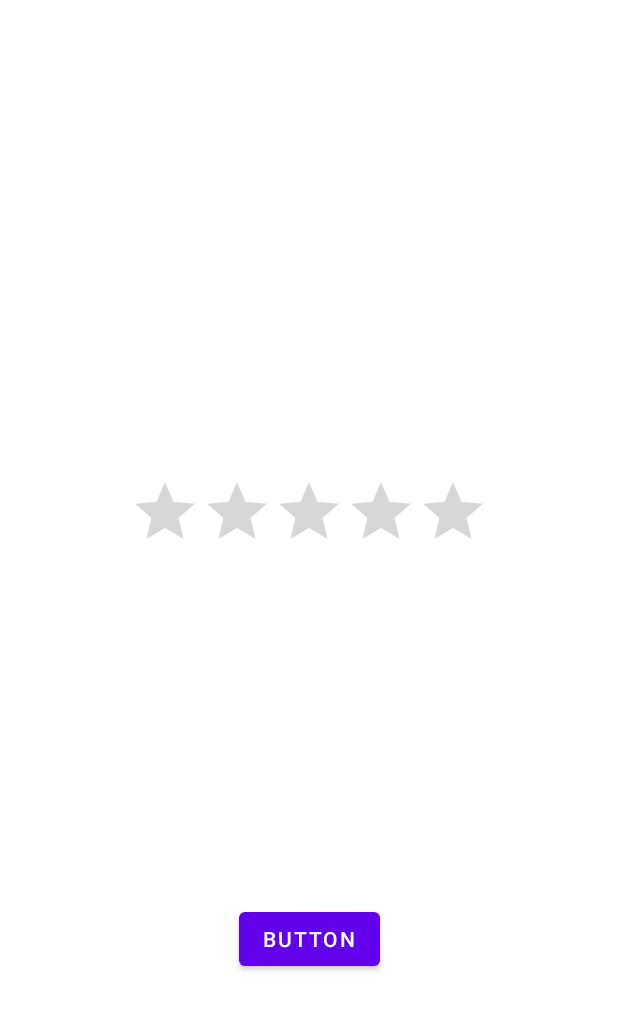
After one commit to CaneLepus/Carpoolers, an Android app: the layout activity_rating.xml on its own in the app's theme, with its tools: preview values and no code run, on a phone screen of 412 x 824 dp. The commit adds this screen. Shown: the top 1010 px of the screen. Run offline under Robolectric (Android 15) with nearby library versions, the phone set to English and light mode, and no system bars.

Commit message:
Added RatingActivity

```diff
--- a/app/src/main/AndroidManifest.xml
+++ b/app/src/main/AndroidManifest.xml
@@ -15,6 +15,7 @@
         <activity android:name=".SwipeFunction.SwipeActivity"/>
         <activity android:name=".SwipeFunction.TemporaryProfileActivity"/>
         <activity android:name=".LoginActivity"></activity>
+        <activity android:name=".RatingActivity"></activity>
 
         <activity android:name=".RegisterActivity" />
         <activity android:name=".MainActivity">
--- a/app/src/main/res/layout/activity_main.xml
+++ b/app/src/main/res/layout/activity_main.xml
@@ -25,10 +25,10 @@
         app:layout_constraintStart_toStartOf="parent" />
 
     <Button
-        android:id="@+id/notificationPageButton"
+        android:id="@+id/ratingButton"
         android:layout_width="wrap_content"
         android:layout_height="wrap_content"
-        android:text="UNUSED"
+        android:text="Rating bar TEST"
         app:layout_constraintBottom_toTopOf="@+id/loginActivityButton"
         app:layout_constraintEnd_toEndOf="parent"
         app:layout_constraintStart_toStartOf="parent" />
@@ -38,7 +38,7 @@
         android:layout_width="wrap_content"
         android:layout_height="wrap_content"
         android:text="Swipe"
-        app:layout_constraintBottom_toTopOf="@+id/notificationPageButton"
+        app:layout_constraintBottom_toTopOf="@+id/ratingButton"
         app:layout_constraintEnd_toEndOf="parent"
         app:layout_constraintStart_toStartOf="parent" />
 
--- /dev/null
+++ b/app/src/main/res/layout/activity_rating.xml
@@ -0,0 +1,28 @@
+<?xml version="1.0" encoding="utf-8"?>
+<androidx.constraintlayout.widget.ConstraintLayout xmlns:android="http://schemas.android.com/apk/res/android"
+    xmlns:app="http://schemas.android.com/apk/res-auto"
+    xmlns:tools="http://schemas.android.com/tools"
+    android:layout_width="match_parent"
+    android:layout_height="match_parent"
+    tools:context=".RatingActivity">
+
+    <RatingBar
+        android:id="@+id/ratingBar"
+        android:numStars="5"
+        android:layout_width="wrap_content"
+        android:layout_height="wrap_content"
+        android:layout_marginTop="317dp"
+        app:layout_constraintEnd_toEndOf="parent"
+        app:layout_constraintStart_toStartOf="parent"
+        app:layout_constraintTop_toTopOf="parent" />
+
+    <Button
+        android:id="@+id/button"
+        android:layout_width="wrap_content"
+        android:layout_height="wrap_content"
+        android:layout_marginBottom="174dp"
+        android:text="Button"
+        app:layout_constraintBottom_toBottomOf="parent"
+        app:layout_constraintEnd_toEndOf="parent"
+        app:layout_constraintStart_toStartOf="parent" />
+</androidx.constraintlayout.widget.ConstraintLayout>
```
Also changed, not shown: app/src/main/java/com/example/carpoolers/MainActivity.kt (+7 -0 lines), app/src/main/java/com/example/carpoolers/RatingActivity.kt (added, +37 -0 lines).
